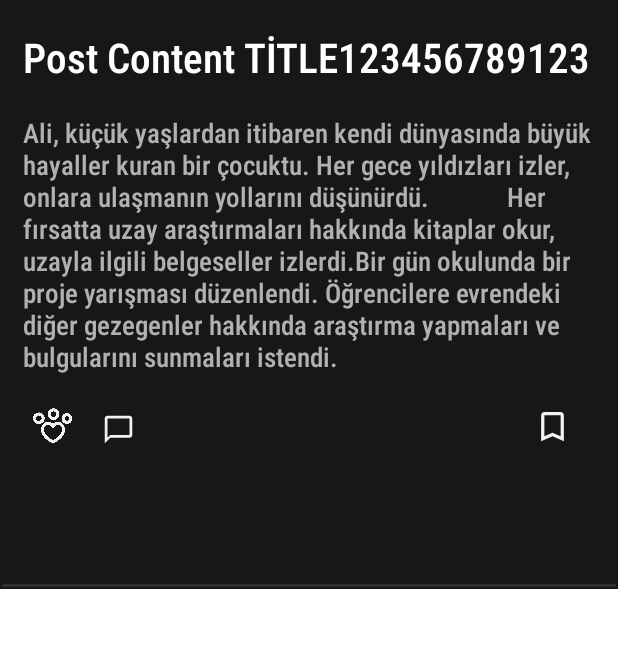
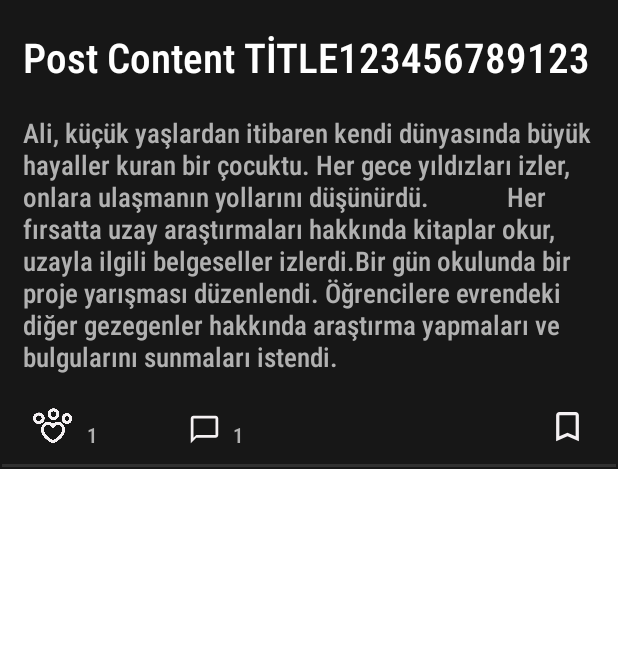
Before and after one commit to MuhammetEmirErkut/PetNet, an Android app: the layout forumpost_cell.xml on its own in the app's theme, with its tools: preview values and no code run, on a phone screen of 412 x 824 dp, the part 87-735 px from its top. Run offline under Robolectric (Android 15) with nearby library versions, the light colour scheme and no system bars.

Commit message:
Forum Post Like Methode Added

```diff
--- a/app/src/main/res/layout/forumpost_cell.xml
+++ b/app/src/main/res/layout/forumpost_cell.xml
@@ -103,7 +103,7 @@
             android:layout_height="30dp"
             android:layout_marginHorizontal="19dp"
             android:layout_marginTop="19dp"
-            android:layout_marginBottom="90dp"
+            android:layout_marginBottom="10dp"
             android:orientation="horizontal">
 
             <ImageView
@@ -112,6 +112,18 @@
                 android:layout_height="29dp"
                 android:layout_gravity="center"
                 android:src="@drawable/likepost" />
+
+            <TextView
+                android:id="@+id/likeNumberTextView"
+                android:layout_width="wrap_content"
+                android:layout_height="wrap_content"
+                android:layout_gravity="center"
+                android:layout_marginStart="8dp"
+                android:layout_marginTop="5dp"
+                android:layout_weight="1"
+                android:fontFamily="sans-serif-condensed-medium"
+                android:text="1"
+                android:textColor="@color/bone_white" />
 
             <ImageView
                 android:id="@+id/commandPostImageView"
@@ -122,13 +134,26 @@
                 android:layout_marginTop="2dp"
                 android:src="@drawable/commandpost" />
 
+            <TextView
+                android:id="@+id/commandNumberTextView"
+                android:layout_width="wrap_content"
+                android:layout_height="wrap_content"
+                android:layout_gravity="center"
+                android:layout_marginStart="8dp"
+                android:layout_marginTop="5dp"
+                android:layout_weight="1"
+                android:fontFamily="sans-serif-condensed-medium"
+                android:text="1"
+                android:textColor="@color/bone_white" />
+
             <ImageView
                 android:id="@+id/savePostImageView"
                 android:layout_width="26dp"
                 android:layout_height="26dp"
                 android:layout_gravity="center"
-                android:layout_marginStart="265dp"
+                android:layout_marginStart="160dp"
                 android:src="@drawable/postsave" />
+
         </LinearLayout>
 
         <View
```
Also changed, not shown: app/src/main/java/com/muham/petv01/Adapters/ForumPostRecyclerViewAdapter.kt (+83 -4 lines), app/src/main/java/com/muham/petv01/Fragments/ForumFragment.kt (+32 -3 lines), app/src/main/java/com/muham/petv01/Fragments/ForumPostFragment.kt (+7 -1 lines), app/src/main/java/com/muham/petv01/Inheritance/ItemForPost.kt (+10 -2 lines), app/src/main/res/drawable/likeapost.png (added).
